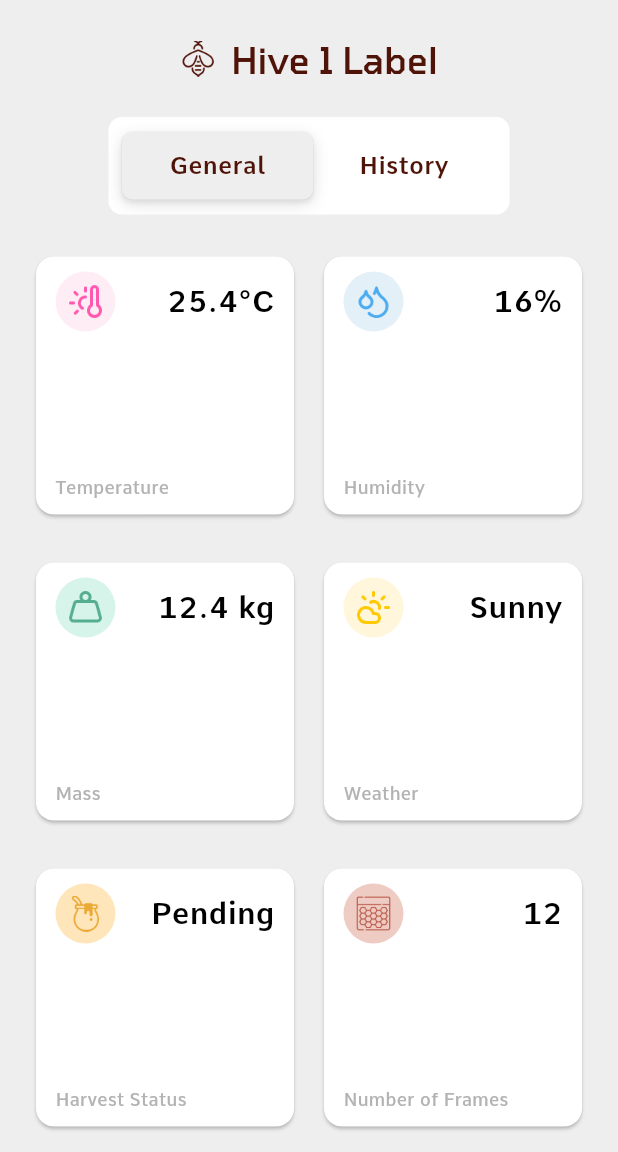
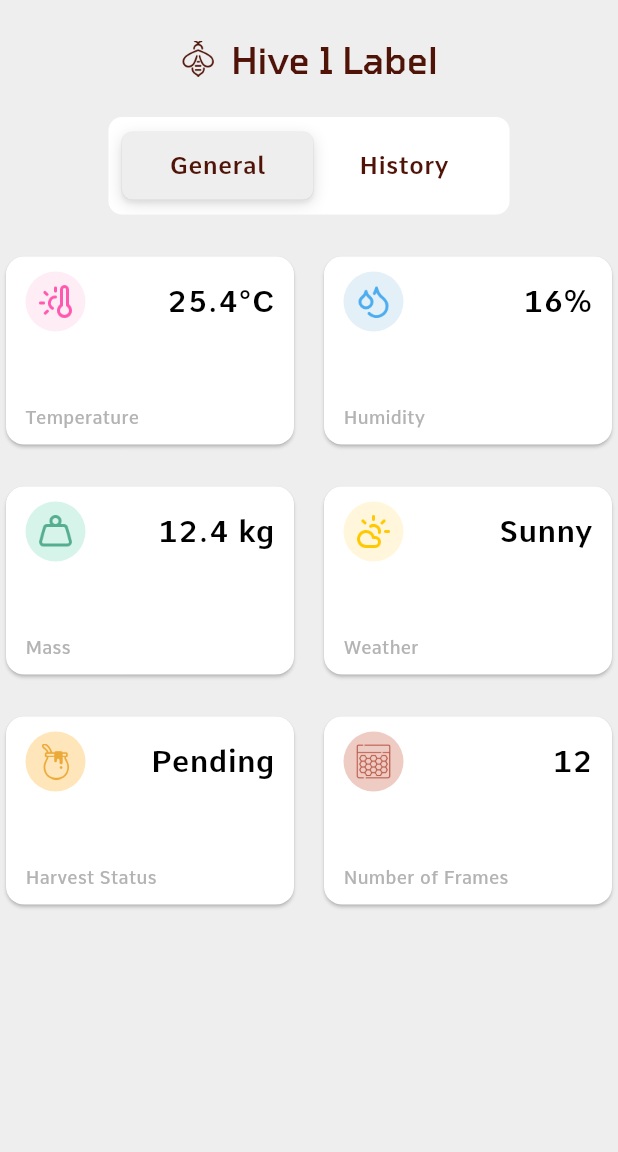
Before and after one commit to Sana-Kassamani/hivemind-app, a Flutter app: the HivePage screen opened directly, on a phone screen of 412 x 824 dp, the part 84-1236 px from its top. Run offline on Flutter 3.47's test engine with Material 3 defaults, Android fonts, the phone set to English and light mode, and no system bars.

Commit message:
Flutter <> Edit - HivesGrid to remove additional space

```diff
--- a/lib/widgets/general/HiveGrid.dart
+++ b/lib/widgets/general/HiveGrid.dart
@@ -55,27 +55,27 @@ class _HiveGridState extends State<HiveGrid> {
       "circleColor": ColorManager.FRAME_BG,
       "imagePath": "assets/icons/frame_icon.png",
     },
-    {
-      "title": "Varroa mites",
-      "content": "Diseases",
-      "iconColor": ColorManager.DISEASES_COLOR,
-      "circleColor": ColorManager.DISEASES_BG,
-      "imagePath": "assets/icons/diseases_icon.png",
-    },
+    // {
+    //   "title": "Varroa mites",
+    //   "content": "Diseases",
+    //   "iconColor": ColorManager.DISEASES_COLOR,
+    //   "circleColor": ColorManager.DISEASES_BG,
+    //   "imagePath": "assets/icons/diseases_icon.png",
+    // },
   ];
   @override
   Widget build(BuildContext context) {
-    return Expanded(
+    return SizedBox(
       child: GridView.builder(
-        padding: EdgeInsets.symmetric(vertical: 0, horizontal: 20),
         itemCount: details.length,
         shrinkWrap: true,
+        physics: NeverScrollableScrollPhysics(),
         gridDelegate: SliverGridDelegateWithMaxCrossAxisExtent(
           maxCrossAxisExtent: MediaQuery.of(context).size.width * 0.7,
           // mainAxisExtent: 100,
-          childAspectRatio: 1,
+          childAspectRatio: 1.5,
           crossAxisSpacing: 12,
-          mainAxisSpacing: 24,
+          mainAxisSpacing: 20,
         ),
         itemBuilder: (context, index) {
           return HiveDetailsCard(
```
